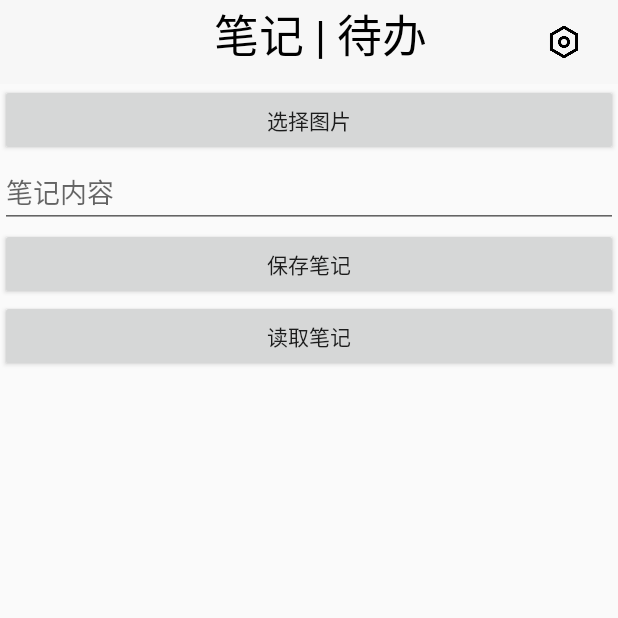
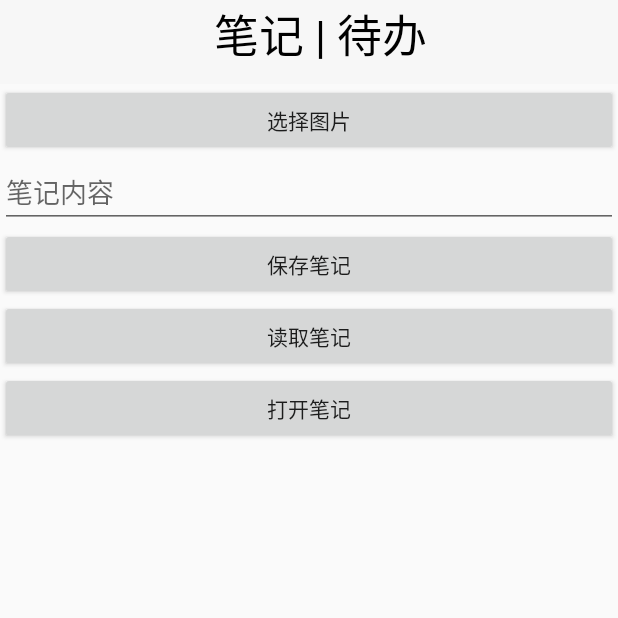
Before and after one commit to peijunbo/Note, an Android app: the screen it shows after launch (MainActivity), on a phone screen of 412 x 824 dp, the top half of it. Run offline under Robolectric (Android 15) with nearby library versions, the phone set to English and light mode, and no system bars; our stand-ins replace navigation-ui.

Commit message:
add navigation

```diff
--- a/app/build.gradle
+++ b/app/build.gradle
@@ -32,6 +32,8 @@ dependencies {
     implementation 'androidx.appcompat:appcompat:1.3.0'
     implementation 'com.google.android.material:material:1.4.0'
     implementation 'androidx.constraintlayout:constraintlayout:2.0.4'
+    implementation 'androidx.navigation:navigation-fragment:2.3.5'
+    implementation 'androidx.navigation:navigation-ui:2.3.5'
     testImplementation 'junit:junit:4.13.2'
     androidTestImplementation 'androidx.test.ext:junit:1.1.3'
     androidTestImplementation 'androidx.test.espresso:espresso-core:3.4.0'
--- a/app/src/main/java/com/example/note/MainActivity.java
+++ b/app/src/main/java/com/example/note/MainActivity.java
@@ -1,11 +1,16 @@
 package com.example.note;
 
 
+import androidx.annotation.NonNull;
 import androidx.appcompat.app.AppCompatActivity;
 import androidx.appcompat.widget.Toolbar;
 import androidx.core.app.ActivityCompat;
 import androidx.core.content.ContextCompat;
 import androidx.fragment.app.Fragment;
+import androidx.navigation.NavController;
+import androidx.navigation.Navigation;
+import androidx.navigation.ui.AppBarConfiguration;
+import androidx.navigation.ui.NavigationUI;
 import androidx.viewpager2.widget.ViewPager2;
 
 import android.Manifest;
@@ -17,6 +22,7 @@ import android.view.Window;
 import android.view.WindowManager;
 import android.widget.ImageButton;
 import android.widget.PopupMenu;
+import android.widget.TextView;
 
 import com.example.note.database.NoteDatabaseManager;
 import com.example.note.note.NotesFragment;
@@ -26,31 +32,25 @@ import java.util.ArrayList;
 import java.util.List;
 
 public class MainActivity extends AppCompatActivity {
-    public static final String DATABASE_NAME = "NOTE.db";
-    private int sortMethod = TodolistFragment.SORT_BY_ID;
-    private ViewPager2 viewPager;
-    private Fragment pageNote;
-    private TodolistFragment pageTodolist;
-    public NoteDatabaseManager databaseManager;
+    private AppBarConfiguration appBarConfiguration;
     @Override
     protected void onCreate(Bundle savedInstanceState) {
         super.onCreate(savedInstanceState);
         setContentView(R.layout.activity_main);
-
         checkPermission();
         setToolBar();
+        setNavigation();
 
-        databaseManager = new NoteDatabaseManager(this, DATABASE_NAME, null, 1);
+    }
 
-        viewPager = findViewById(R.id.view_pager);
-        List<Fragment> pageList = new ArrayList<Fragment>();
-        pageTodolist = new TodolistFragment(databaseManager);
-        pageNote = new NotesFragment(databaseManager);
-        pageList.add(pageNote);
-        pageList.add(pageTodolist);
-        MyPagerAdapter adapter = new MyPagerAdapter(getSupportFragmentManager(), getLifecycle(), pageList);
-        viewPager.setAdapter(adapter);
+
+    @Override
+    public boolean onSupportNavigateUp() {
+        NavController navController = Navigation.findNavController(this, R.id.nav_main_fragment);
+        return NavigationUI.navigateUp(navController, appBarConfiguration)
+                || super.onSupportNavigateUp();
     }
+
     public boolean checkPermission() {
         if (ContextCompat.checkSelfPermission(this, Manifest.permission.READ_EXTERNAL_STORAGE) != PackageManager.PERMISSION_GRANTED) {
             ActivityCompat.requestPermissions(this, new String[]{Manifest.permission.READ_EXTERNAL_STORAGE}, 1);
@@ -64,31 +64,13 @@ public class MainActivity extends AppCompatActivity {
 
     private void setToolBar() {
         Toolbar toolbar = findViewById(R.id.toolbar);
-//        setSupportActionBar(toolbar);
-        ImageButton settingBtn;
-        settingBtn = findViewById(R.id.setting_button);
-        settingBtn.setOnClickListener(new View.OnClickListener() {
-            @Override
-            public void onClick(View view) {
-                PopupMenu popupMenu = new PopupMenu(MainActivity.this, view);
-                popupMenu.getMenuInflater().inflate(R.menu.setting_menu, popupMenu.getMenu());
-                popupMenu.getMenu().getItem(sortMethod).setChecked(true);
-                popupMenu.setOnMenuItemClickListener(new PopupMenu.OnMenuItemClickListener() {
-                    @Override
-                    public boolean onMenuItemClick(MenuItem menuItem) {
-                        int id = menuItem.getItemId();
-                        if (sortMethod != TodolistFragment.SORT_BY_ID && id == R.id.option_create_time) {
-                            sortMethod = TodolistFragment.SORT_BY_ID;
-                        }
-                        else if (sortMethod != TodolistFragment.SORT_BY_DEADLINE && id == R.id.option_deadline) {
-                            sortMethod = TodolistFragment.SORT_BY_DEADLINE;
-                        }
-                        pageTodolist.sort(sortMethod);
-                        return false;
-                    }
-                });
-                popupMenu.show();
-            }
-        });
+        setSupportActionBar(toolbar);
+    }
+
+
+    private void setNavigation() {
+        NavController navController = Navigation.findNavController(this, R.id.nav_main_fragment);
+        appBarConfiguration = new AppBarConfiguration.Builder(navController.getGraph()).build();
+        NavigationUI.setupActionBarWithNavController(this, navController, appBarConfiguration);
     }
 }
--- /dev/null
+++ b/app/src/main/java/com/example/note/PagesFragment.java
@@ -0,0 +1,44 @@
+package com.example.note;
+
+import android.os.Bundle;
+import android.view.LayoutInflater;
+import android.view.View;
+import android.view.ViewGroup;
+
+import androidx.annotation.NonNull;
+import androidx.annotation.Nullable;
+import androidx.fragment.app.Fragment;
+import androidx.viewpager2.widget.ViewPager2;
+
+import com.example.note.database.NoteDatabaseManager;
+import com.example.note.note.NotesFragment;
+import com.example.note.todolist.TodolistFragment;
+
+import java.util.ArrayList;
+import java.util.List;
+
+public class PagesFragment extends Fragment {
+    private static final String TAG = "PagesFragment";
+    public static final String DATABASE_NAME = "NOTE.db";
+    private View root;
+    private ViewPager2 viewPager;
+    private Fragment pageNote;
+    private TodolistFragment pageTodolist;
+    public NoteDatabaseManager databaseManager;
+
+    @Nullable
+    @Override
+    public View onCreateView(@NonNull LayoutInflater inflater, @Nullable ViewGroup container, @Nullable Bundle savedInstanceState) {
+        root = inflater.inflate(R.layout.pages_fragment, container, false);
+        databaseManager = new NoteDatabaseManager(requireActivity(), DATABASE_NAME, null, 1);
+        viewPager = root.findViewById(R.id.view_pager);
+        List<Fragment> pageList = new ArrayList<>();
+        pageTodolist = new TodolistFragment(databaseManager);
+        pageNote = new NotesFragment(databaseManager);
+        pageList.add(pageNote);
+        pageList.add(pageTodolist);
+        MyPagerAdapter adapter = new MyPagerAdapter(requireActivity().getSupportFragmentManager(), getLifecycle(), pageList);
+        viewPager.setAdapter(adapter);
+        return root;
+    }
+}
--- a/app/src/main/java/com/example/note/note/NotesFragment.java
+++ b/app/src/main/java/com/example/note/note/NotesFragment.java
@@ -13,10 +13,14 @@ import android.text.style.ImageSpan;
 import android.util.DisplayMetrics;
 import android.util.Log;
 import android.view.LayoutInflater;
+import android.view.Menu;
+import android.view.MenuInflater;
+import android.view.MenuItem;
 import android.view.View;
 import android.view.ViewGroup;
 import android.widget.Button;
 import android.widget.EditText;
+import android.widget.TextView;
 
 import androidx.activity.result.ActivityResult;
 import androidx.activity.result.ActivityResultCallback;
@@ -24,8 +28,11 @@ import androidx.activity.result.ActivityResultLauncher;
 import androidx.activity.result.contract.ActivityResultContracts;
 import androidx.annotation.NonNull;
 import androidx.annotation.Nullable;
+import androidx.appcompat.app.AppCompatActivity;
+import androidx.appcompat.widget.Toolbar;
 import androidx.documentfile.provider.DocumentFile;
 import androidx.fragment.app.Fragment;
+import androidx.navigation.fragment.NavHostFragment;
 
 import com.example.note.MainActivity;
 import com.example.note.R;
@@ -49,6 +56,7 @@ public class NotesFragment extends Fragment {
     private Button selectImageBtn;
     private Button saveButton;
     private Button updateButton;
+    private Button openButton;
     private NoteDatabaseManager databaseManager;
     private ActivityResultLauncher<String> getImageLauncher = registerForActivityResult(new ActivityResultContracts.GetContent(), new ActivityResultCallback<Uri>() {
         @Override
@@ -157,6 +165,11 @@ public class NotesFragment extends Fragment {
         return new ImageSpan(requireContext(), result, ImageSpan.ALIGN_BASELINE);
     }
 
+    @Override
+    public void onCreate(@Nullable Bundle savedInstanceState) {
+        super.onCreate(savedInstanceState);
+    }
+
     @Nullable
     @Override
     public View onCreateView(@NonNull LayoutInflater inflater, @Nullable ViewGroup container, @Nullable Bundle savedInstanceState) {
@@ -186,7 +199,21 @@ public class NotesFragment extends Fragment {
                 editNoteText.setText(getSpannableString(note.getContent()));
             }
         });
+        openButton = root.findViewById(R.id.open);
+        openButton.setOnClickListener(new View.OnClickListener() {
+            @Override
+            public void onClick(View view) {
+                NavHostFragment.findNavController(NotesFragment.this).navigate(R.id.open_note_content_fragment);
+            }
+        });
         return root;
+    }
+
+
+
+    @Override
+    public boolean onOptionsItemSelected(@NonNull MenuItem item) {
+        return super.onOptionsItemSelected(item);
     }
 
     private void requestExternalImage() {
--- a/app/src/main/res/layout/activity_main.xml
+++ b/app/src/main/res/layout/activity_main.xml
@@ -6,13 +6,17 @@
     android:layout_width="match_parent"
     android:layout_height="match_parent"
     tools:context=".MainActivity">
+    <include layout="@layout/toolbar"  />
     <include layout="@layout/toolbar" android:id="@+id/toolbar" />
-    <androidx.viewpager2.widget.ViewPager2 android:id="@+id/view_pager"
-        android:layout_width="match_parent"
+    <fragment android:id="@+id/nav_main_fragment"
+        android:name="androidx.navigation.fragment.NavHostFragment"
+        android:layout_width="0dp"
         android:layout_height="0dp"
+        app:defaultNavHost="true"
+        app:layout_constraintBottom_toBottomOf="parent"
+        app:layout_constraintEnd_toEndOf="parent"
+        app:layout_constraintStart_toStartOf="parent"
         app:layout_constraintTop_toBottomOf="@id/toolbar"
-        app:layout_constraintStart_toStartOf="parent"
-        app:layout_constraintEnd_toEndOf="parent"
-        app:layout_constraintBottom_toBottomOf="parent" />
+        app:navGraph="@navigation/nav_graph" />
 
 </androidx.constraintlayout.widget.ConstraintLayout>
--- a/app/src/main/res/layout/note_mainlayout.xml
+++ b/app/src/main/res/layout/note_mainlayout.xml
@@ -19,4 +19,8 @@
         android:layout_width="match_parent"
         android:layout_height="wrap_content"
         android:text="读取笔记" />
+    <Button android:id="@+id/open"
+        android:layout_width="match_parent"
+        android:layout_height="wrap_content"
+        android:text="打开笔记" />
 </LinearLayout>
--- /dev/null
+++ b/app/src/main/res/layout/pages_fragment.xml
@@ -0,0 +1,13 @@
+<?xml version="1.0" encoding="utf-8"?>
+<androidx.constraintlayout.widget.ConstraintLayout xmlns:android="http://schemas.android.com/apk/res/android"
+    android:layout_width="match_parent"
+    android:layout_height="match_parent"
+    xmlns:app="http://schemas.android.com/apk/res-auto">
+    <androidx.viewpager2.widget.ViewPager2 android:id="@+id/view_pager"
+        android:layout_width="match_parent"
+        android:layout_height="match_parent"
+        app:layout_constraintTop_toTopOf="parent"
+        app:layout_constraintStart_toStartOf="parent"
+        app:layout_constraintEnd_toEndOf="parent"
+        app:layout_constraintBottom_toBottomOf="parent" />
+</androidx.constraintlayout.widget.ConstraintLayout>
--- a/app/src/main/res/layout/toolbar.xml
+++ b/app/src/main/res/layout/toolbar.xml
@@ -2,28 +2,21 @@
 <androidx.appcompat.widget.Toolbar xmlns:android="http://schemas.android.com/apk/res/android"
     android:layout_width="match_parent"
     android:layout_height="?attr/actionBarSize"
+    xmlns:app="http://schemas.android.com/apk/res-auto"
     android:background="@color/gray_main_background"
     android:theme="@style/ThemeOverlay.AppCompat.ActionBar">
     <RelativeLayout
         android:layout_height="match_parent"
         android:layout_width="match_parent" >
-        <TextView
+        <TextView android:id="@+id/title"
             android:layout_height="wrap_content"
             android:layout_width="wrap_content"
             android:layout_alignParentTop="true"
             android:layout_centerHorizontal="true"
             android:text="笔记 | 待办"
-            android:gravity="center"
+            android:layout_gravity="center"
             android:textSize="30sp"
             android:textColor="@color/black"
             android:textFontWeight="400"/>
-        <ImageButton android:id="@+id/setting_button"
-            android:layout_centerVertical="true"
-            android:layout_marginEnd="24dp"
-            android:layout_alignParentEnd="true"
-            android:layout_width="24dp"
-            android:layout_height="24dp"
-            android:background="@drawable/settings_icon"
-            android:text="设置" />
     </RelativeLayout>
 </androidx.appcompat.widget.Toolbar>
--- a/app/src/main/res/menu/setting_menu.xml
+++ b/app/src/main/res/menu/setting_menu.xml
@@ -1,10 +1,17 @@
 <?xml version="1.0" encoding="utf-8"?>
 <menu xmlns:android="http://schemas.android.com/apk/res/android"
     xmlns:app="http://schemas.android.com/apk/res-auto">
+    <item android:id="@+id/option_sort_method"
+        android:title="排序方式">
+        <menu>
             <group android:checkableBehavior="single">
                 <item android:id="@+id/option_create_time"
+                    app:showAsAction="never"
                     android:title="按创建时间排序" />
                 <item android:id="@+id/option_deadline"
+                    app:showAsAction="never"
                     android:title="按截止时间排序" />
             </group>
         </menu>
+    </item>
+</menu>
--- /dev/null
+++ b/app/src/main/res/navigation/nav_graph.xml
@@ -0,0 +1,17 @@
+<?xml version="1.0" encoding="utf-8"?>
+<navigation xmlns:android="http://schemas.android.com/apk/res/android"
+    xmlns:app="http://schemas.android.com/apk/res-auto"
+    xmlns:tools="http://schemas.android.com/tools"
+    android:id="@+id/nav_graph"
+    app:startDestination="@id/pages_fragment">
+    <fragment android:id="@+id/pages_fragment"
+        android:name="com.example.note.PagesFragment"
+        tools:layout="@layout/pages_fragment">
+        <action android:id="@+id/open_note_content_fragment"
+            app:destination="@id/note_content_fragment" />
+    </fragment>
+    <fragment android:id="@+id/note_content_fragment"
+        android:name="com.example.note.note.NoteContentFragment"
+        tools:layout="@layout/note_content_fragment">
+    </fragment>
+</navigation>
--- a/app/src/main/res/values/strings.xml
+++ b/app/src/main/res/values/strings.xml
@@ -3,4 +3,6 @@
     <string name="cross">\u2718</string>
     <string name="tick">\u2714</string>
     <string name="plus_bold">\u271A</string>
+    <string name="pages_fragment">笔记 | 待办</string>
+    <string name="note_content_fragment">笔记</string>
 </resources>
--- a/app/src/main/res/values/themes.xml
+++ b/app/src/main/res/values/themes.xml
@@ -12,6 +12,7 @@
         <!-- Status bar color. -->
 <!--        <item name="android:statusBarColor" tools:targetApi="l">?attr/colorPrimaryVariant</item>-->
         <item name="android:statusBarColor">@color/gray_main_background</item>
+
         <!-- Customize your theme here. -->
     </style>
 </resources>
```
Also changed, not shown: app/src/main/java/com/example/note/PageFragment.java (deleted, +0 -45 lines), app/src/main/java/com/example/note/note/NoteContentFragment.java (added, +46 -0 lines), app/src/main/java/com/example/note/todolist/TodolistFragment.java (+32 -4 lines), app/src/main/res/layout/note_content_fragment.xml (added, +10 -0 lines). Lines whose indentation alone changed are shown as unchanged.
